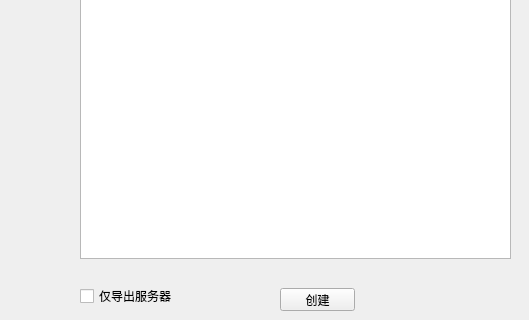
aywfelix/ProtoExcelTool, file designer/ui/create_enum.ui: the form before one commit; both pictures show x 0 to 529 and y 322 to 642 of the 529 by 642 pixel window.
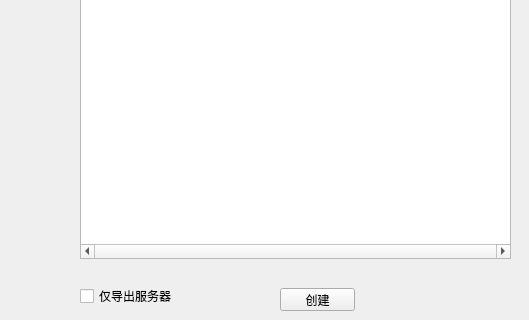
The form after the commit.

Diff of the .ui file:
```diff
--- a/designer/ui/create_enum.ui
+++ b/designer/ui/create_enum.ui
@@ -107,12 +107,36 @@
      <height>491</height>
     </rect>
    </property>
+   <property name="sizePolicy">
+    <sizepolicy hsizetype="Fixed" vsizetype="Fixed">
+     <horstretch>0</horstretch>
+     <verstretch>0</verstretch>
+    </sizepolicy>
+   </property>
    <property name="horizontalScrollBarPolicy">
-    <enum>Qt::ScrollBarAsNeeded</enum>
+    <enum>Qt::ScrollBarAlwaysOn</enum>
    </property>
    <property name="sizeAdjustPolicy">
     <enum>QAbstractScrollArea::AdjustIgnored</enum>
    </property>
+   <property name="autoScroll">
+    <bool>false</bool>
+   </property>
+   <property name="tabKeyNavigation">
+    <bool>false</bool>
+   </property>
+   <property name="showDropIndicator" stdset="0">
+    <bool>false</bool>
+   </property>
+   <property name="dragDropOverwriteMode">
+    <bool>false</bool>
+   </property>
+   <property name="wordWrap">
+    <bool>false</bool>
+   </property>
+   <property name="cornerButtonEnabled">
+    <bool>false</bool>
+   </property>
    <property name="columnCount">
     <number>3</number>
    </property>
```
